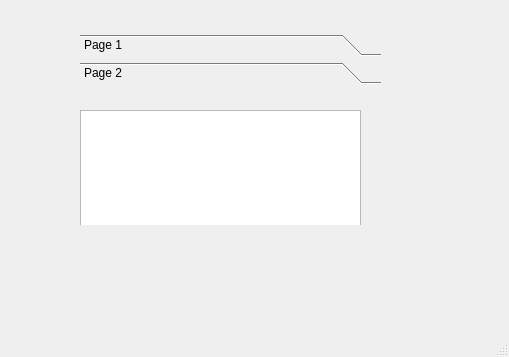
Qt form mainwindow.ui (mariamko25/ProjetQT) before a commit.
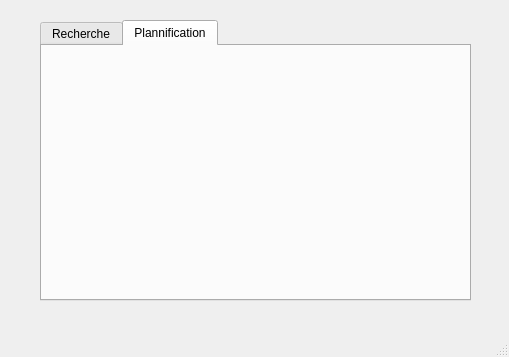
The same form after that commit.

Commit message: nouvelles mise a jour de l'interface

```diff
--- a/mainwindow.ui
+++ b/mainwindow.ui
@@ -14,64 +14,34 @@
    <string>MainWindow</string>
   </property>
   <widget class="QWidget" name="centralwidget">
-   <widget class="QToolBox" name="toolBox">
+   <widget class="QWidget" name="gridLayoutWidget">
     <property name="geometry">
      <rect>
-      <x>80</x>
-      <y>34</y>
-      <width>301</width>
-      <height>191</height>
+      <x>40</x>
+      <y>20</y>
+      <width>431</width>
+      <height>281</height>
      </rect>
     </property>
+    <layout class="QGridLayout" name="gridLayout">
+     <item row="0" column="0">
+      <widget class="QTabWidget" name="tabWidget">
     <property name="currentIndex">
      <number>1</number>
     </property>
     <widget class="QWidget" name="Recherche">
-     <property name="geometry">
-      <rect>
-       <x>0</x>
-       <y>0</y>
-       <width>301</width>
-       <height>123</height>
-      </rect>
-     </property>
-     <attribute name="label">
-      <string>Page 1</string>
-     </attribute>
-     <widget class="QTableView" name="ViewRecherhe">
-      <property name="geometry">
-       <rect>
-        <x>0</x>
-        <y>0</y>
-        <width>281</width>
-        <height>91</height>
-       </rect>
-      </property>
-     </widget>
-    </widget>
-    <widget class="QWidget" name="Planification">
-     <property name="geometry">
-      <rect>
-       <x>0</x>
-       <y>0</y>
-       <width>301</width>
-       <height>123</height>
-      </rect>
-     </property>
-     <attribute name="label">
-      <string>Page 2</string>
-     </attribute>
-     <widget class="QTableView" name="ViewPlanification">
-      <property name="geometry">
-       <rect>
-        <x>0</x>
-        <y>20</y>
-        <width>281</width>
-        <height>192</height>
-       </rect>
-      </property>
-     </widget>
-    </widget>
+        <attribute name="title">
+         <string>Recherche</string>
+        </attribute>
+       </widget>
+       <widget class="QWidget" name="Plannification">
+        <attribute name="title">
+         <string>Plannification</string>
+        </attribute>
+       </widget>
+      </widget>
+     </item>
+    </layout>
    </widget>
   </widget>
   <widget class="QMenuBar" name="menubar">
```
Lines whose indentation alone changed are shown as unchanged. The commit also changes 2 other files.
